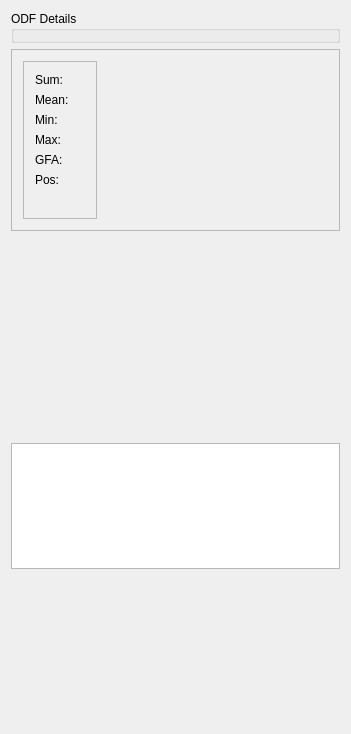
Before: the Qt Designer form Modules/Bundles/org.mitk.gui.qt.diffusionimaging/src/internal/QmitkODFDetailsViewControls.ui in MITK/MITK, drawn with Qt 5.
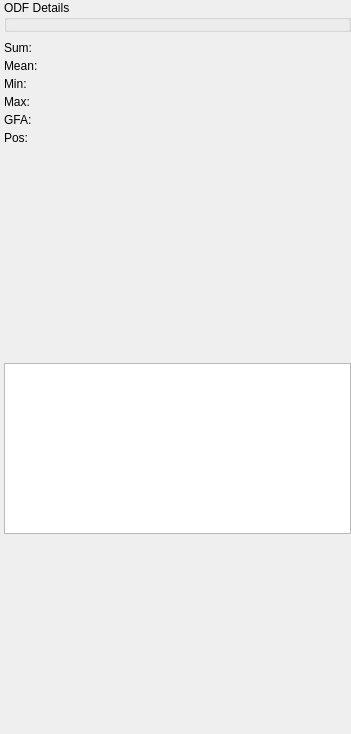
After: the same form once the commit is applied. Custom widgets are drawn as their Qt base class.

Commit message: moved widgets from src/internal to src. view is working now

The edit to the form file:
```diff
--- a/Modules/Bundles/org.mitk.gui.qt.diffusionimaging/src/internal/QmitkODFDetailsViewControls.ui
+++ b/Modules/Bundles/org.mitk.gui.qt.diffusionimaging/src/internal/QmitkODFDetailsViewControls.ui
@@ -20,6 +20,21 @@
    <string>QmitkTemplate</string>
   </property>
   <layout class="QVBoxLayout" name="verticalLayout_2">
+   <property name="spacing">
+    <number>0</number>
+   </property>
+   <property name="leftMargin">
+    <number>4</number>
+   </property>
+   <property name="topMargin">
+    <number>0</number>
+   </property>
+   <property name="rightMargin">
+    <number>0</number>
+   </property>
+   <property name="bottomMargin">
+    <number>0</number>
+   </property>
    <item>
     <widget class="QGroupBox" name="groupBox">
      <property name="title">
@@ -56,24 +71,51 @@
       </size>
      </property>
      <property name="frameShape">
-      <enum>QFrame::StyledPanel</enum>
+      <enum>QFrame::NoFrame</enum>
      </property>
      <property name="frameShadow">
       <enum>QFrame::Raised</enum>
      </property>
      <layout class="QGridLayout" name="gridLayout">
+      <property name="margin">
+       <number>0</number>
+      </property>
+      <property name="spacing">
+       <number>0</number>
+      </property>
       <item row="0" column="0">
        <widget class="QFrame" name="frame">
         <property name="frameShape">
-         <enum>QFrame::StyledPanel</enum>
+         <enum>QFrame::NoFrame</enum>
         </property>
         <property name="frameShadow">
          <enum>QFrame::Raised</enum>
         </property>
+        <property name="lineWidth">
+         <number>0</number>
+        </property>
         <layout class="QFormLayout" name="formLayout">
          <property name="fieldGrowthPolicy">
           <enum>QFormLayout::AllNonFixedFieldsGrow</enum>
          </property>
+         <property name="horizontalSpacing">
+          <number>0</number>
+         </property>
+         <property name="verticalSpacing">
+          <number>4</number>
+         </property>
+         <property name="leftMargin">
+          <number>0</number>
+         </property>
+         <property name="topMargin">
+          <number>9</number>
+         </property>
+         <property name="rightMargin">
+          <number>0</number>
+         </property>
+         <property name="bottomMargin">
+          <number>0</number>
+         </property>
          <item row="0" column="0">
           <widget class="QLabel" name="label_2">
            <property name="text">
```
Left out of the diff: 2 changed lines with no effect on the pictures. The commit also changes 8 other files.
